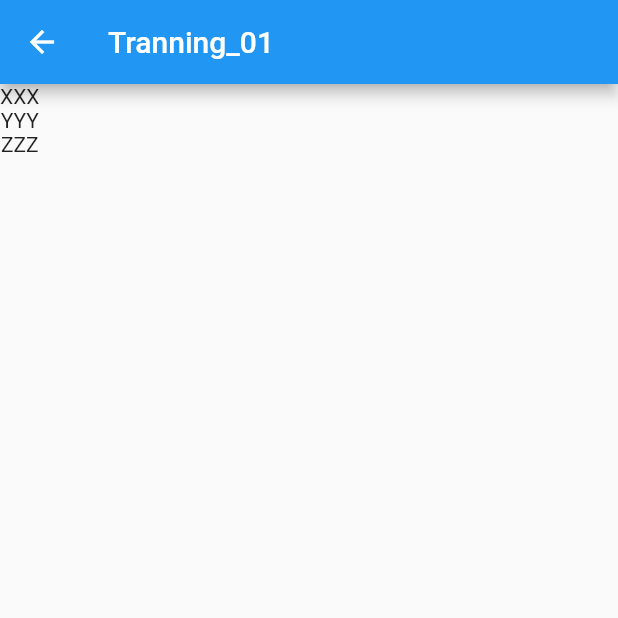
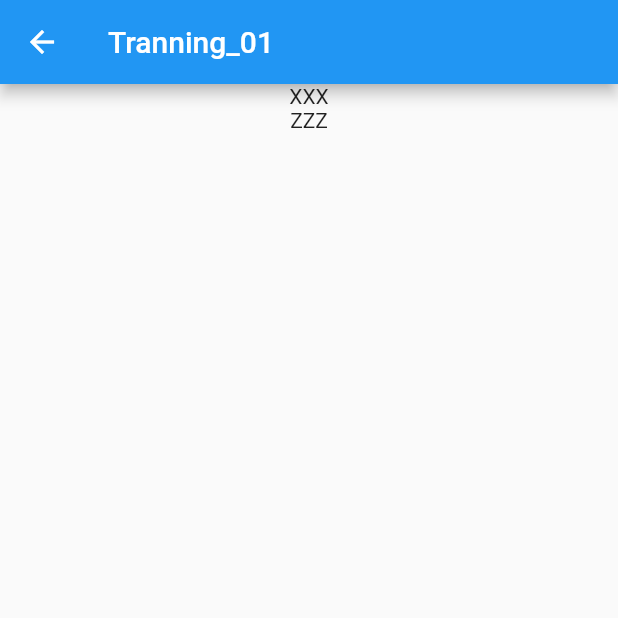
Before and after one commit to PawaOx4th/BaibuaChatbot, a Flutter app: the Emty_PageNavigation screen opened by its route, on a phone screen of 412 x 824 dp, the top half of it. Run offline on Flutter 3.47's test engine with Material 2 defaults, Android fonts, the phone set to English and light mode, and no system bars; our stand-ins replace googleapis_auth; project files that could hold a hidden picture were left out.

Commit message:
+Loop list .map show display if/else Condition

```diff
--- a/BaibuaAppchat/lib/Emty.dart
+++ b/BaibuaAppchat/lib/Emty.dart
@@ -25,9 +25,10 @@ class _Emty_PageNavigationState extends State<Emty_PageNavigation> {
         body: SafeArea(
           child: Column(
             children: _list.map((element) {
-              return Text(element);
-// test Breanches
-//             Test 222
+              if (element == 'YYY')
+                return Container();
+              else
+                return Text(element);
             }).toList(),
           ),
         ),
```
